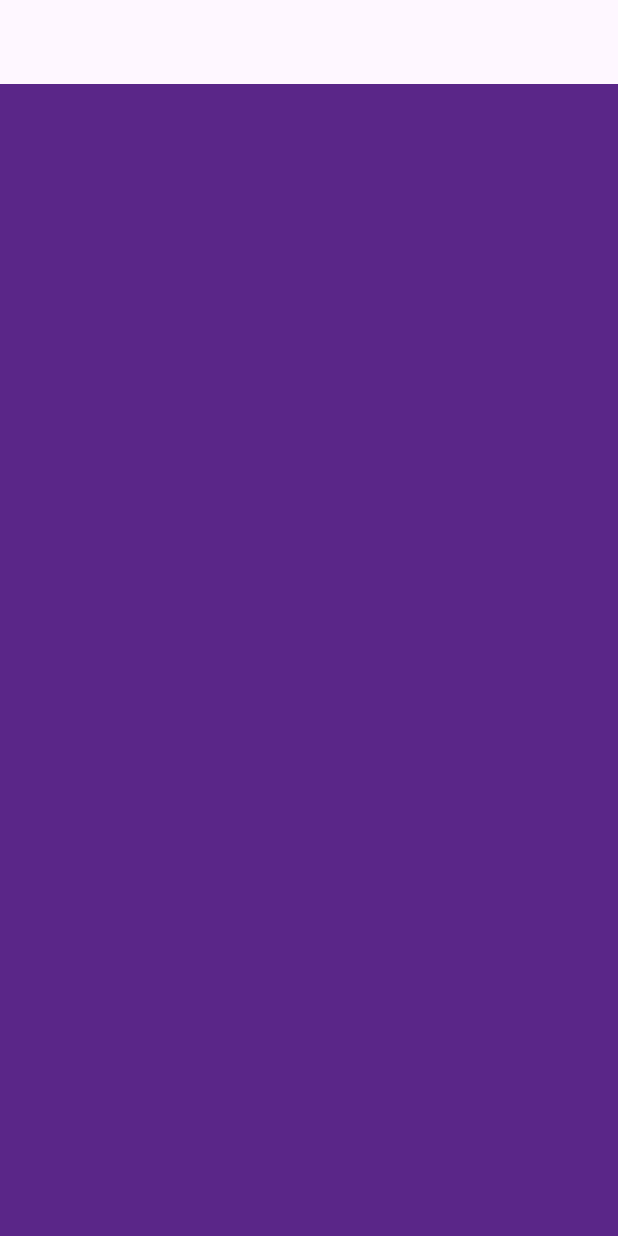
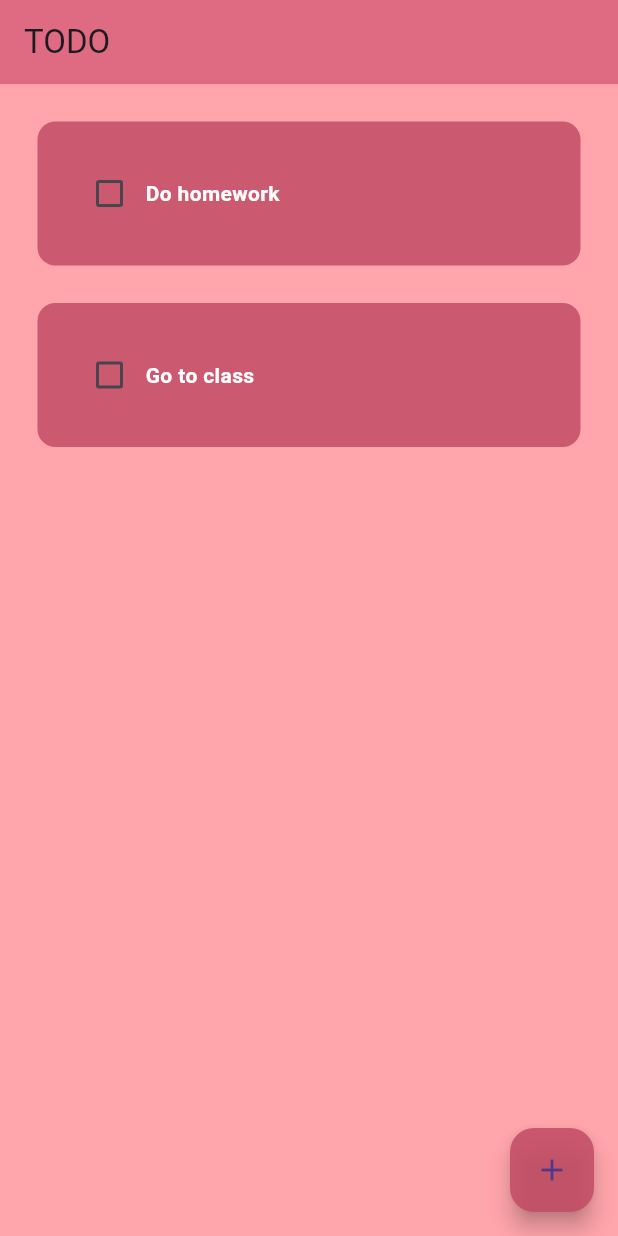
Before and after one commit to Marieezouaa/CW4-Task-Manager, a Flutter app: the screen it shows after launch, on a phone screen of 412 x 824 dp. Run offline on Flutter 3.47's test engine with Material 3 defaults, Android fonts, the phone set to English and light mode, and no system bars; drawn by our look-alikes of flutter_slidable; our stand-ins replace google_fonts; Roboto replaces fonts that are missing (Oxygen).

Commit message:
completed app

```diff
--- a/taskmanger/lib/home_page.dart
+++ b/taskmanger/lib/home_page.dart
@@ -1,4 +1,6 @@
 import 'package:flutter/material.dart';
+import 'package:taskmanger/util/dialog_box.dart';
+import 'package:taskmanger/util/todo_tile.dart';
 
 class HomePage extends StatefulWidget {
   const HomePage({super.key});
@@ -8,16 +10,72 @@ class HomePage extends StatefulWidget {
 }
 
 class _HomePageState extends State<HomePage> {
+  final _controller = TextEditingController();
+
+  List toDoList = [
+    ["Do homework", false],
+    ["Go to class", false],
+  ];
+
+  void checkBoxChanged(bool? value, int index) {
+    setState(() {
+      toDoList[index][1] = !toDoList[index][1];
+    });
+  }
+
+  void createNewTask() {
+    showDialog(
+      context: context,
+      builder: (context) {
+        return DialogBox(
+          controller: _controller,
+          onSave: saveNewTask,
+          onCancel: () => Navigator.of(context).pop(),
+        );
+      },
+    );
+  }
+
+  void deleteTask(int index) {
+    setState(() {
+      toDoList.removeAt(index);
+    });
+  }
+
+  void saveNewTask() {
+    setState(() {
+      toDoList.add([_controller.text, false]);
+      _controller.clear(); //to remove prev task text
+    });
+    Navigator.of(context).pop();
+  }
+
   @override
   Widget build(BuildContext context) {
     return Scaffold(
-      backgroundColor: const Color.fromARGB(255, 90, 38, 136) ,
-      appBar: AppBar(),
-      body: const Center(
-        child: Column(
-          mainAxisAlignment: MainAxisAlignment.center,
-          children: <Widget>[],
-        ),
+      backgroundColor: const Color.fromARGB(255, 255, 165, 171),
+      appBar: AppBar(
+        backgroundColor: const Color.fromARGB(219, 218, 98, 125),
+        title: Text("TODO"),
+      ),
+      floatingActionButton: FloatingActionButton(
+        backgroundColor: const Color.fromARGB(219, 194, 76, 101),
+          onPressed: createNewTask, child: const Icon(Icons.add)),
+      body: ListView.builder(
+        scrollDirection: Axis.vertical,
+        itemCount: toDoList.length,
+        itemBuilder: (context, index) {
+          return Container(
+            child: SingleChildScrollView(
+              child: TodoTile(
+                taskName: toDoList[index][0],
+                taskCompleted: toDoList[index][1],
+                onChanged: (value) => checkBoxChanged(value, index),
+                deleteFuction: (p0) => deleteTask(index),
+              ),
+            ),
+          );
+        },
       ),
     );
   }
--- a/taskmanger/lib/main.dart
+++ b/taskmanger/lib/main.dart
@@ -8,12 +8,12 @@ void main() {
 class MyApp extends StatelessWidget {
   const MyApp({super.key});
 
-  // This widget is the root of your application.
   @override
   Widget build(BuildContext context) {
-    return const MaterialApp(
-
-      home: HomePage(),
+    return MaterialApp(
+      debugShowCheckedModeBanner: false,
+      home: const HomePage(),
+      theme: ThemeData(primarySwatch: Colors.pink),
     );
   }
 }
--- /dev/null
+++ b/taskmanger/lib/util/todo_tile.dart
@@ -0,0 +1,61 @@
+import 'package:flutter/material.dart';
+import 'package:flutter_slidable/flutter_slidable.dart';
+import 'package:google_fonts/google_fonts.dart';
+
+class TodoTile extends StatelessWidget {
+  final String taskName;
+  final bool taskCompleted;
+  Function(bool?)? onChanged;
+  Function(BuildContext)? deleteFuction;
+
+  TodoTile(
+      {super.key,
+      required this.taskName,
+      required this.taskCompleted,
+      required this.onChanged,
+      required this.deleteFuction});
+
+  @override
+  Widget build(context) {
+    return Padding(
+      padding: const EdgeInsets.only(left: 25, right: 25, top: 25),
+      child: Slidable(
+        endActionPane: ActionPane(motion: const StretchMotion(), children: [
+          SlidableAction(
+            onPressed: deleteFuction,
+            icon: Icons.delete,
+            backgroundColor: const Color.fromARGB(255, 177, 34, 34),
+            borderRadius: BorderRadius.circular(20),
+          )
+        ]),
+        child: Container(
+          padding: const EdgeInsets.all(24),
+          decoration: BoxDecoration(
+            color: const Color.fromARGB(219, 194, 76, 101),
+            borderRadius: BorderRadius.circular(12),
+          ),
+          child: Row(
+            children: [
+              Checkbox(
+                value: taskCompleted,
+                onChanged: onChanged,
+                activeColor: Color.fromARGB(255, 88, 16, 44),
+                checkColor: Colors.white,
+              ),
+              Text(
+                taskName,
+                style: GoogleFonts.oxygen(
+                    color: Colors.white,
+                    fontWeight: FontWeight.w600,
+                    textStyle: TextStyle(
+                        decoration: taskCompleted
+                            ? TextDecoration.lineThrough
+                            : TextDecoration.none)),
+              ),
+            ],
+          ),
+        ),
+      ),
+    );
+  }
+}
--- a/taskmanger/pubspec.yaml
+++ b/taskmanger/pubspec.yaml
@@ -35,6 +35,8 @@ dependencies:
   # The following adds the Cupertino Icons font to your application.
   # Use with the CupertinoIcons class for iOS style icons.
   cupertino_icons: ^1.0.8
+  flutter_slidable: ^3.1.1
+  google_fonts: ^6.2.1
 
 dev_dependencies:
   flutter_test:
```
Also changed, not shown: taskmanger/lib/util/dialog_box.dart (added, +49 -0 lines), taskmanger/lib/util/my_button.dart (added, +17 -0 lines), taskmanger/flutter_01.png (added), taskmanger/pubspec.lock, 12 other files.
